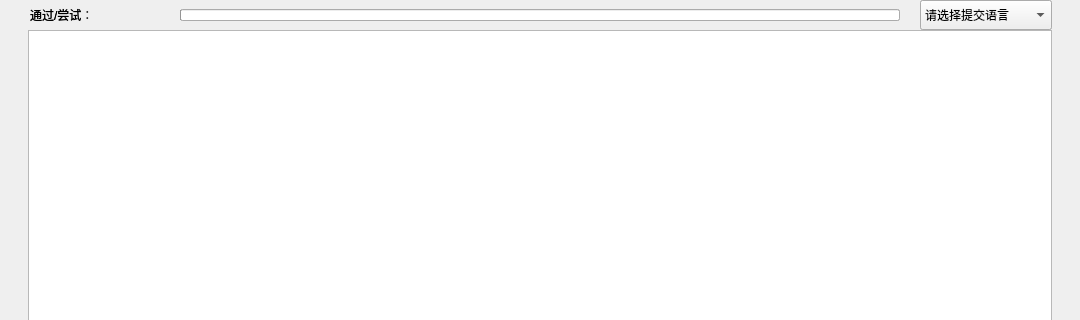
First picture: the form in mainWindow.ui, repository Camorgx/CodiaClient, before the edit; both pictures show x 0 to 1080 and y 0 to 320 of the 1080 by 740 pixel window.
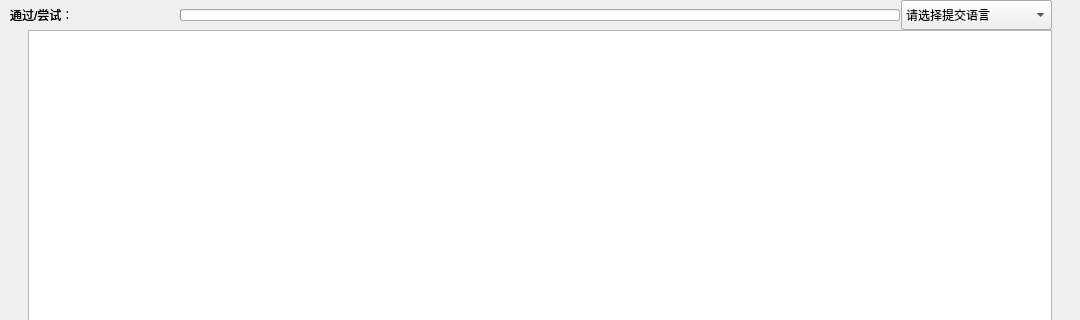
Second picture: the form after the edit. Icons and pictures are not drawn. Custom widgets are drawn as their Qt base class.

Commit message: 修复在某些情况下部分控件显示字体不全的bug

What changed in the file:
```diff
--- a/mainWindow.ui
+++ b/mainWindow.ui
@@ -320,15 +320,18 @@
     <widget class="QLabel" name="labelQuestionStatus">
      <property name="geometry">
       <rect>
-       <x>30</x>
+       <x>0</x>
        <y>0</y>
-       <width>150</width>
+       <width>180</width>
        <height>30</height>
       </rect>
      </property>
      <property name="text">
       <string>通过/尝试：</string>
      </property>
+     <property name="indent">
+      <number>10</number>
+     </property>
     </widget>
     <widget class="NewPushButton" name="pushButtonSubmitFile">
      <property name="geometry">
@@ -346,9 +349,9 @@
     <widget class="QComboBox" name="comboBoxLanguage">
      <property name="geometry">
       <rect>
-       <x>920</x>
+       <x>901</x>
        <y>0</y>
-       <width>132</width>
+       <width>151</width>
        <height>30</height>
       </rect>
      </property>
@@ -377,9 +380,9 @@
     <widget class="QComboBox" name="comboBoxLanguageSubmit">
      <property name="geometry">
       <rect>
-       <x>920</x>
+       <x>901</x>
        <y>0</y>
-       <width>132</width>
+       <width>151</width>
        <height>30</height>
       </rect>
      </property>
@@ -392,15 +395,18 @@
     <widget class="QLabel" name="labelSubmitStatus">
      <property name="geometry">
       <rect>
-       <x>30</x>
+       <x>0</x>
        <y>0</y>
-       <width>150</width>
+       <width>180</width>
        <height>30</height>
       </rect>
      </property>
      <property name="text">
       <string>通过/尝试</string>
      </property>
+     <property name="indent">
+      <number>10</number>
+     </property>
     </widget>
     <widget class="QTextEdit" name="textEditSubmit">
      <property name="geometry">
```
The commit also changes 1 other file.
